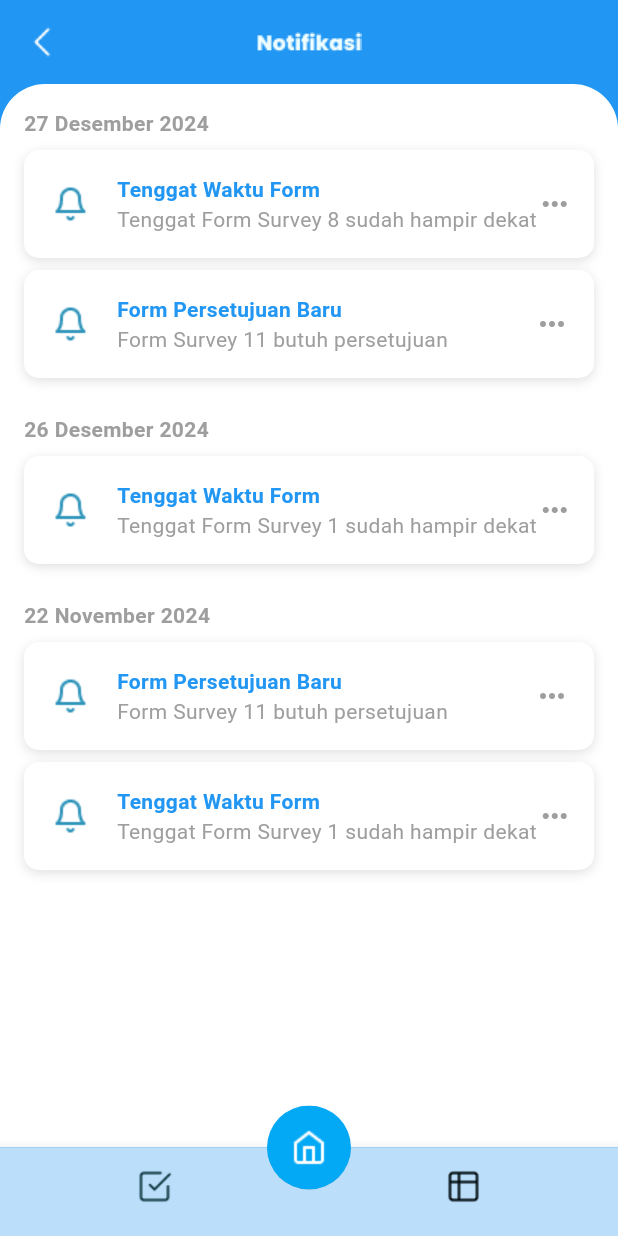
After one commit to elwaine/plnsurvey, a Flutter app: the NotificationPage screen opened directly, on a phone screen of 412 x 824 dp. The commit adds this screen. Run offline on Flutter 3.47's test engine with Material 3 defaults, Android fonts, the phone set to English and light mode, and no system bars; our stand-ins replace google_fonts.

Commit message:
button meresahkan

```diff
--- a/lib/main.dart
+++ b/lib/main.dart
@@ -1,6 +1,8 @@
 import 'package:flutter/material.dart';
 import 'package:plnsurvey/ui/pages/dashboard.dart';
 import 'package:plnsurvey/ui/pages/login.dart';
+import 'package:plnsurvey/ui/pages/notif.dart';
+import 'package:plnsurvey/ui/pages/report_survey.dart';
 import 'package:plnsurvey/ui/pages/splash_screen.dart';
 
 void main() => runApp(MyApp());
--- /dev/null
+++ b/lib/ui/pages/notif.dart
@@ -0,0 +1,200 @@
+import 'package:flutter/material.dart';
+
+void main() {
+  runApp(MyApp());
+}
+
+class MyApp extends StatelessWidget {
+  @override
+  Widget build(BuildContext context) {
+    return MaterialApp(
+      debugShowCheckedModeBanner: false, // Menghilangkan tulisan debug
+      home: NotificationPage(),
+    );
+  }
+}
+
+class NotificationPage extends StatelessWidget {
+  @override
+  Widget build(BuildContext context) {
+    return Scaffold(
+      backgroundColor: Colors.blue[500],
+      appBar: AppBar(
+        backgroundColor: Colors.blue[500],
+        elevation: 0,
+        leading: Image.asset('assets/Back.png', width: 24, height: 24), // Ganti dengan gambar dari assets
+        title: Image.asset('assets/Notifikasi.png', width: 150), // Ganti dengan gambar dari assets
+        centerTitle: true,
+      ),
+      body: Column(
+        children: [
+          Expanded(
+            child: Container(
+              decoration: BoxDecoration(
+                color: Colors.white,
+                borderRadius: BorderRadius.only(
+                  topLeft: Radius.circular(30),
+                  topRight: Radius.circular(30),
+                ),
+              ),
+              child: ListView(
+                padding: EdgeInsets.all(16),
+                children: [
+                  NotificationSection(
+                    date: '27 Desember 2024',
+                    notifications: [
+                      NotificationItem(
+                        title: 'Tenggat Waktu Form',
+                        description: 'Tenggat Form Survey 8 sudah hampir dekat',
+                      ),
+                      NotificationItem(
+                        title: 'Form Persetujuan Baru',
+                        description: 'Form Survey 11 butuh persetujuan',
+                      ),
+                    ],
+                  ),
+                  NotificationSection(
+                    date: '26 Desember 2024',
+                    notifications: [
+                      NotificationItem(
+                        title: 'Tenggat Waktu Form',
+                        description: 'Tenggat Form Survey 1 sudah hampir dekat',
+                      ),
+                    ],
+                  ),
+                  NotificationSection(
+                    date: '22 November 2024',
+                    notifications: [
+                      NotificationItem(
+                        title: 'Form Persetujuan Baru',
+                        description: 'Form Survey 11 butuh persetujuan',
+                      ),
+                      NotificationItem(
+                        title: 'Tenggat Waktu Form',
+                        description: 'Tenggat Form Survey 1 sudah hampir dekat',
+                      ),
+                    ],
+                  ),
+                ],
+              ),
+            ),
+          ),
+        ],
+      ),
+
+      // Floating action button dengan border radius
+      floatingActionButton: ClipRRect(
+        borderRadius: BorderRadius.circular(50), // Menambahkan border radius
+        child: FloatingActionButton(
+          backgroundColor: Colors.lightBlue,
+          onPressed: () {},  // Fungsi yang dipanggil saat tombol ditekan
+          child: Image.asset(
+            'assets/home.png', // Ikon floating action button
+            width: 28,
+            height: 28,
+          ),
+        ),
+      ),
+
+      // Penempatan FAB di tengah BottomNavigationBar
+      floatingActionButtonLocation: FloatingActionButtonLocation.centerDocked,
+
+      // BottomNavigationBar
+      bottomNavigationBar: BottomNavigationBar(
+        items: [
+          BottomNavigationBarItem(
+            icon: Image.asset('assets/check-square.png', width: 24, height: 24), // Menggunakan ikon dari assets
+            label: '',
+          ),
+          BottomNavigationBarItem(
+            icon: Image.asset('assets/tablehitam.png', width: 24, height: 24), // Menggunakan ikon dari assets
+            label: ''
+          ),
+        ],
+        backgroundColor: Colors.blue[100],
+        showSelectedLabels: false,
+        showUnselectedLabels: false,
+      ),
+    );
+  }
+}
+
+class NotificationSection extends StatelessWidget {
+  final String date;
+  final List<Widget> notifications;
+
+  NotificationSection({required this.date, required this.notifications});
+
+  @override
+  Widget build(BuildContext context) {
+    return Column(
+      crossAxisAlignment: CrossAxisAlignment.start,
+      children: [
+        Text(
+          date,
+          style: TextStyle(
+            color: Colors.grey[500],
+            fontWeight: FontWeight.bold,
+          ),
+        ),
+        SizedBox(height: 8),
+        ...notifications,
+        SizedBox(height: 16),
+      ],
+    );
+  }
+}
+
+class NotificationItem extends StatelessWidget {
+  final String title;
+  final String description;
+
+  NotificationItem({required this.title, required this.description});
+
+  @override
+  Widget build(BuildContext context) {
+    return Container(
+      margin: EdgeInsets.only(bottom: 8),
+      padding: EdgeInsets.all(16),
+      decoration: BoxDecoration(
+        color: Colors.white,
+        borderRadius: BorderRadius.circular(10),
+        boxShadow: [
+          BoxShadow(
+            color: Colors.black12,
+            blurRadius: 6,
+            offset: Offset(0, 2),
+          ),
+        ],
+      ),
+      child: Row(
+        mainAxisAlignment: MainAxisAlignment.spaceBetween,
+        children: [
+          Row(
+            children: [
+              Image.asset('assets/bell.png', width: 30, height: 30), // Menggunakan ikon dari assets
+              SizedBox(width: 16),
+              Column(
+                crossAxisAlignment: CrossAxisAlignment.start,
+                children: [
+                  Text(
+                    title,
+                    style: TextStyle(
+                      color: Colors.blue[500],
+                      fontWeight: FontWeight.bold,
+                    ),
+                  ),
+                  Text(
+                    description,
+                    style: TextStyle(color: Colors.grey[500]),
+                  ),
+                ],
+              ),
+            ],
+          ),
+          Icon(Icons.more_horiz, color: Colors.grey[500]),
+        ],
+      ),
+    );
+  }
+}
--- a/pubspec.yaml
+++ b/pubspec.yaml
@@ -61,7 +61,7 @@ flutter:
 
   # To add assets to your application, add an assets section, like this:
   assets:
-     - assets/
+    - assets/
 
   # An image asset can refer to one or more resolution-specific "variants", see
   # https://flutter.dev/to/resolution-aware-images
```
Also changed, not shown: assets/Notifikasi.png (added), assets/bell.png (added), assets/tablehitam.png (added).
